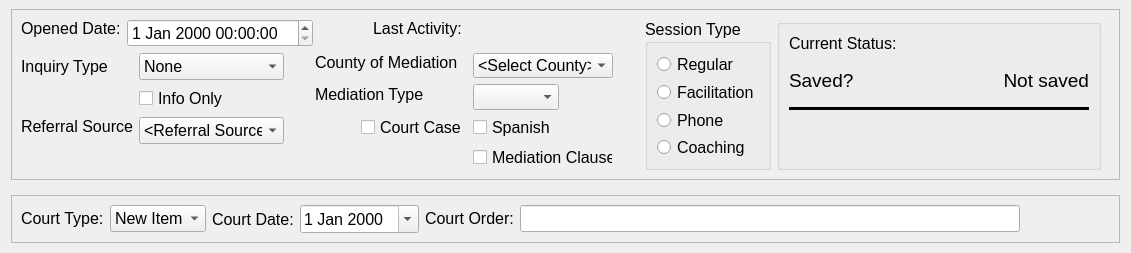
First picture: the form in drc/gui/mediationprocessstatusform.ui, repository lansdon/cpts483_drc, before the edit.
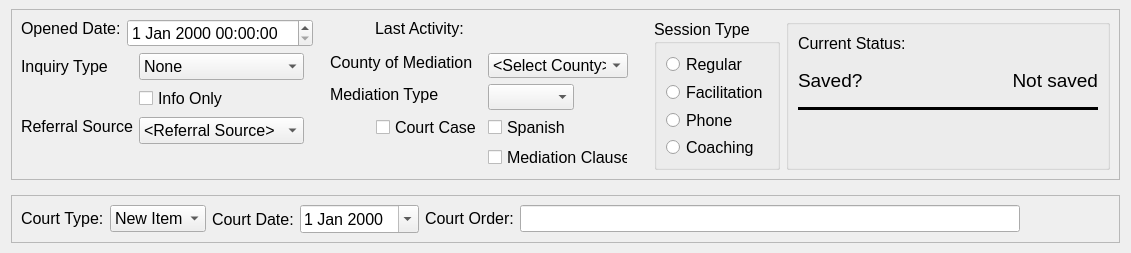
Second picture: the form after the edit.

Commit message: UI Spacing n' stuff...

```diff
--- a/drc/gui/mediationprocessstatusform.ui
+++ b/drc/gui/mediationprocessstatusform.ui
@@ -267,7 +267,7 @@
               </property>
               <property name="maximumSize">
                <size>
-                <width>145</width>
+                <width>165</width>
                 <height>16777215</height>
                </size>
               </property>
@@ -502,7 +502,7 @@
               </property>
               <property name="maximumSize">
                <size>
-                <width>145</width>
+                <width>165</width>
                 <height>16777215</height>
                </size>
               </property>
```
The commit also changes 3 other files.
